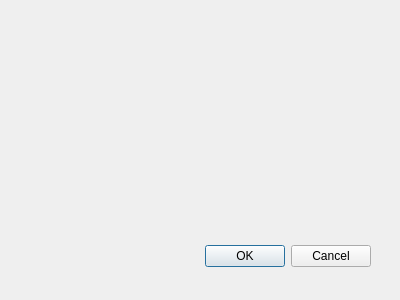
This is saveecobot_loader_dialog_base.ui in OpenBfS/bfs_saveecobot_loader as Qt 5 draws it before an edit. The edited form follows.
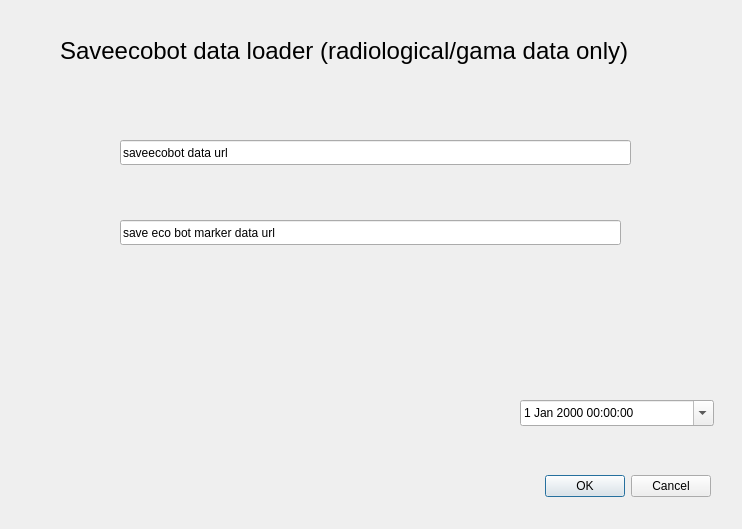
This is the edited form.

Commit message: seems to be working as first step - but missing progress bar!

```diff
--- a/saveecobot_loader_dialog_base.ui
+++ b/saveecobot_loader_dialog_base.ui
@@ -1,22 +1,22 @@
 <ui version="4.0" >
  <class>SaveecobotLoaderDialogBase</class>
- <widget class="QDialog" name="SaveecobotLoaderDialogBase" >
-  <property name="geometry" >
+ <widget class="QDialog" name="SaveecobotLoaderDialogBase">
+  <property name="geometry">
    <rect>
     <x>0</x>
     <y>0</y>
-    <width>400</width>
-    <height>300</height>
+    <width>742</width>
+    <height>529</height>
    </rect>
   </property>
   <property name="windowTitle" >
    <string>Saveecobot Loader</string>
   </property>
-  <widget class="QDialogButtonBox" name="button_box" >
-   <property name="geometry" >
+  <widget class="QDialogButtonBox" name="button_box">
+   <property name="geometry">
     <rect>
-     <x>30</x>
-     <y>240</y>
+     <x>370</x>
+     <y>470</y>
      <width>341</width>
      <height>32</height>
     </rect>
@@ -28,6 +28,66 @@
     <set>QDialogButtonBox::Cancel|QDialogButtonBox::Ok</set>
    </property>
   </widget>
+  <widget class="QDateTimeEdit" name="dateTimeEdit">
+   <property name="geometry">
+    <rect>
+     <x>520</x>
+     <y>400</y>
+     <width>194</width>
+     <height>26</height>
+    </rect>
+   </property>
+   <property name="calendarPopup">
+    <bool>true</bool>
+   </property>
+   <property name="timeSpec">
+    <enum>Qt::UTC</enum>
+   </property>
+  </widget>
+  <widget class="QLabel" name="label">
+   <property name="geometry">
+    <rect>
+     <x>60</x>
+     <y>30</y>
+     <width>601</width>
+     <height>41</height>
+    </rect>
+   </property>
+   <property name="font">
+    <font>
+     <pointsize>18</pointsize>
+    </font>
+   </property>
+   <property name="text">
+    <string>Saveecobot data loader (radiological/gama data only)</string>
+   </property>
+  </widget>
+  <widget class="QLineEdit" name="sebDataUrlLineEdit">
+   <property name="geometry">
+    <rect>
+     <x>120</x>
+     <y>140</y>
+     <width>511</width>
+     <height>25</height>
+    </rect>
+   </property>
+   <property name="text">
+    <string>saveecobot data url</string>
+   </property>
+  </widget>
+  <widget class="QLineEdit" name="sebMarkerDataUrlLineEdit">
+   <property name="geometry">
+    <rect>
+     <x>120</x>
+     <y>220</y>
+     <width>501</width>
+     <height>25</height>
+    </rect>
+   </property>
+   <property name="text">
+    <string>save eco bot marker data url</string>
+   </property>
+  </widget>
  </widget>
  <resources/>
  <connections>
```
Left out of the diff: 33 changed lines with no effect on the pictures. The commit also changes 1 other file.
